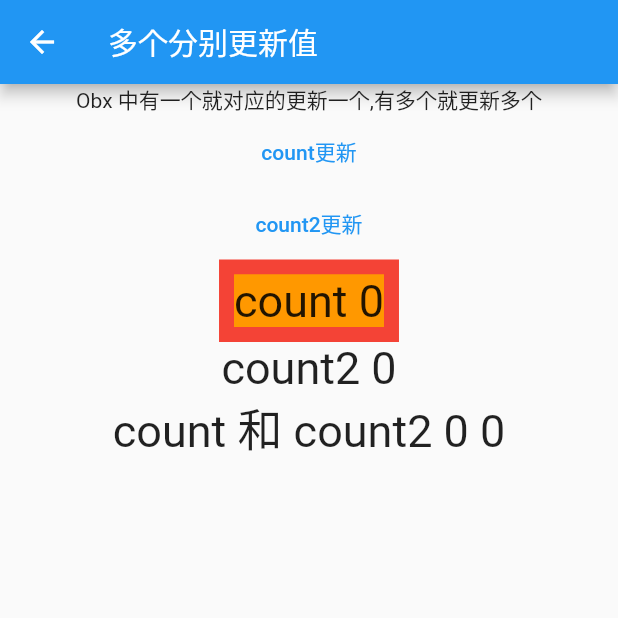
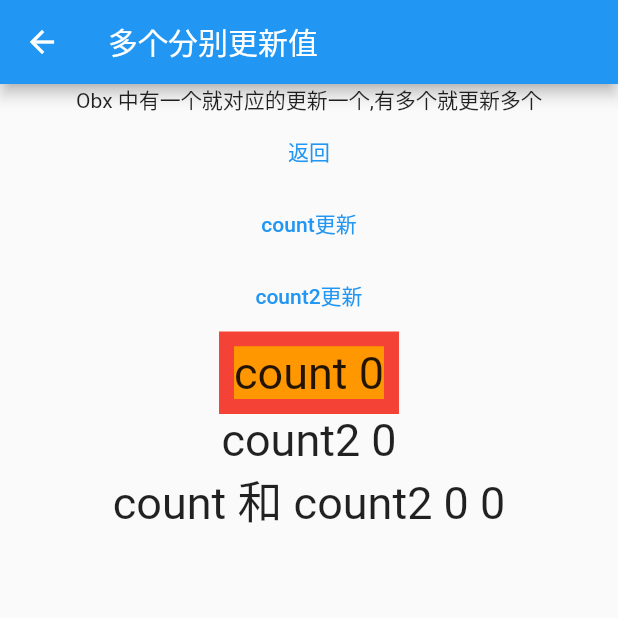
Before and after one commit to axinger/ax-flutter-demo, a Flutter app: the P59CounterGetPage screen opened directly, on a phone screen of 412 x 824 dp, the top half of it. Run offline on Flutter 3.47's test engine with Material 2 defaults, Android fonts, the phone set to English and light mode, and no system bars; our stand-ins replace bloc, cached_network_image, camera, device_info, dio, equatable and 19 more; missing offline and left inert: ax_flutter_plugin, ax_flutter_toast, ax_flutter_util, shared_preferences_web; accounts and stored records are empty; network calls fail; project files that could hold a hidden picture were left out.

Commit message:
2.0语法更新

```diff
--- a/lib/ax_app.dart
+++ b/lib/ax_app.dart
@@ -225,7 +225,7 @@ class _MyApp extends State<AxApp> with WidgetsBindingObserver {
             },
           );
         });
-    navigatorStateKey?.currentState?.overlay?.insert(entry);
+    navigatorStateKey.currentState?.overlay?.insert(entry);
   }
 
   void getDeviceInfo() async {
--- a/lib/demo/01_content_page1.dart
+++ b/lib/demo/01_content_page1.dart
@@ -32,7 +32,7 @@ class _MyPage extends State<P01ContentPage>
   void dispose() {
     routeObserver.unsubscribe(this);
     super.dispose();
-    _streamController?.close();
+    _streamController.close();
   }
 
   /// 当Push到该页面时：
@@ -93,7 +93,7 @@ class _MyPage extends State<P01ContentPage>
   @override
   void initState() {
     ListView();
-    ScrollController scrollController;
+    // ScrollController scrollController;
 
     super.initState();
     tabController = TabController(length: 10, vsync: this);
@@ -195,7 +195,7 @@ class _MyPage extends State<P01ContentPage>
             /// 第一次监听值
             initialData: _isShow,
             builder: (BuildContext context, AsyncSnapshot<bool> snapshot) {
-              print('snapshot.data = ${snapshot?.data}');
+              print('snapshot.data = ${snapshot.data}');
 
               return BottomAppBar(
                 color: Colors.red,
--- a/lib/demo/22_2_webView_local_html.dart
+++ b/lib/demo/22_2_webView_local_html.dart
@@ -88,7 +88,7 @@ class _TestPage extends State<LocalHtmlPage> {
             return WebView(
               javascriptMode: JavascriptMode.unrestricted,
               javascriptChannels: _javascriptChannels(context),
-              initialUrl: Uri.dataFromString(snapshot?.data ?? '',
+              initialUrl: Uri.dataFromString(snapshot.data ?? '',
                       mimeType: 'text/html',
                       encoding: Encoding.getByName('utf-8'))
                   .toString(),
--- a/lib/demo/29_animated_list_route.dart
+++ b/lib/demo/29_animated_list_route.dart
@@ -125,7 +125,7 @@ class ListModel<E> {
   final dynamic removedItemBuilder;
   final List<E> _items;
 
-  AnimatedListState? get _animatedList => listKey?.currentState;
+  AnimatedListState? get _animatedList => listKey.currentState;
 
   void insert(int index, E item) {
     _items.insert(index, item);
--- a/lib/demo/30_basic_app_bar_sample.dart
+++ b/lib/demo/30_basic_app_bar_sample.dart
@@ -89,7 +89,7 @@ class ChoiceCard extends StatelessWidget {
 
   @override
   Widget build(BuildContext context) {
-    final TextStyle? textStyle = Theme.of(context).textTheme?.headline4;
+    final TextStyle? textStyle = Theme.of(context).textTheme.headline4;
     return new Card(
       color: Colors.white,
       child: new Center(
--- a/lib/demo/44_camera_demo_page.dart
+++ b/lib/demo/44_camera_demo_page.dart
@@ -79,7 +79,7 @@ class CameraDemoPageState extends State<CameraDemoPage> {
   }
 
   Widget _takePictureLayout() {
-    var url = (photoPathList?.isNotEmpty ?? false) ? photoPathList.last : '';
+    var url = (photoPathList.isNotEmpty) ? photoPathList.last : '';
     double wh = 60;
 
     return Row(
@@ -119,7 +119,7 @@ class CameraDemoPageState extends State<CameraDemoPage> {
                         radius: 7,
                         backgroundColor: Colors.red,
                         child: Text(
-                          photoPathList?.length?.toString() ?? '',
+                          '${photoPathList.length}',
                           style: TextStyle(fontSize: 12),
                         ),
                       ),
--- a/lib/demo/48_image_browser.dart
+++ b/lib/demo/48_image_browser.dart
@@ -177,7 +177,7 @@ class _SurveyTasksImageBrowserState extends State<P47ImageBrowser> {
                     _isSelectedNotifier.value = !_isSelectedNotifier.value;
                     _currentInfo.isSelected = !_currentInfo.isSelected;
                     if (widget.selectCallback != null) {
-                      widget?.selectCallback!(
+                      widget.selectCallback!(
                           _currentIndex, _isSelectedNotifier.value);
                     }
                   },
@@ -302,7 +302,7 @@ class _SurveyTasksImageBrowserState extends State<P47ImageBrowser> {
                               _currentInfo.fileNameNoSuffix =
                                   _nameController.text;
                               if (widget.renameCallback != null) {
-                                widget?.renameCallback!(
+                                widget.renameCallback!(
                                     _currentIndex, _currentInfo.fileName);
                               }
                             },
--- a/lib/demo/59_get_value_page.dart
+++ b/lib/demo/59_get_value_page.dart
@@ -1,7 +1,7 @@
 import 'package:flutter/material.dart';
 import 'package:get/get.dart';
 
-class CounterController2 {
+class CounterController2  {
   /** obs; 就是 这样格式
    * var count = 0;
 
@@ -23,10 +23,47 @@ class CounterController2 {
   void increase2() => ++count2;
 }
 
+class CounterBinding extends Bindings {
+  @override
+  void dependencies() {
+    Get.lazyPut<CounterController2>(() => CounterController2());
+  }
+}
+
+/// 自己取值
+// class P59CounterGetPage extends StatelessWidget {
+//   // late final CounterController2 logic;
+//
+//   // @override
+//   // void dependencies() {
+//   //   // logic = Get.put<CounterController2>(CounterController2())!;
+//   //   Get.lazyPut(() => CounterController2());
+//   // }
+//   CounterController2 get controller {
+//     return Get.find<CounterController2>();
+//   }
 class P59CounterGetPage extends StatelessWidget {
+/// 这个方式
+//   final CounterController2 controller = Get.put<CounterController2>(CounterController2())!;
+
+   CounterController2 get controller => Get.put<CounterController2>(CounterController2())!;
+
+
+  // late final CounterController2 logic;
+
+  // @override
+  // void dependencies() {
+  //   // logic = Get.put<CounterController2>(CounterController2())!;
+  //   Get.lazyPut(() => CounterController2());
+  // }
+
   @override
   Widget build(BuildContext context) {
-    var logic = Get.put<CounterController2>(CounterController2());
+    /// stl是无状态组件，说明了他就不会被二次重组,
+    // CounterController2 controller = Get.put<CounterController2>(CounterController2())!;
+
+    // var logic = Get.find<CounterController2>();
+
     return Scaffold(
       appBar: AppBar(title: const Text('多个分别更新值')),
       body: Center(
@@ -34,34 +71,40 @@ class P59CounterGetPage extends StatelessWidget {
           children: [
             Text('Obx 中有一个就对应的更新一个,有多个就更新多个'),
             TextButton(
-              onPressed: () => logic?.increase(),
+              onPressed: () => Get.back<String>(result:'返回值'),
+              child: const Text('返回'),
+            ),
+
+            TextButton(
+              onPressed: () => controller.increase(),
               child: const Text('count更新'),
             ),
             TextButton(
-              onPressed: () => logic?.increase2(),
+              onPressed: () => controller.increase2(),
               child: const Text('count2更新'),
             ),
             Obx(() {
               print('count更新');
-            // int height = () %2 ? 40 : 80;;
+              // int height = () %2 ? 40 : 80;;
               // %2 ? 40 : 80;
-              double padding =(logic?.count.value ?? 0 %2)==0 ? 10 : 40;
+              double padding = (controller.count.value % 2) == 0 ? 10 : 40;
               return Container(
                 color: Colors.red,
                 padding: EdgeInsets.all(padding),
-                child: Text('count ${logic?.count.value}',
-                    style: TextStyle(backgroundColor: Colors.orange,fontSize: 30.0)),
+                child: Text('count ${controller.count.value}',
+                    style: TextStyle(
+                        backgroundColor: Colors.orange, fontSize: 30.0)),
               );
             }),
             Obx(() {
               print('count2更新');
-              return Text('count2 ${logic?.count2.value}',
+              return Text('count2 ${controller.count2.value}',
                   style: TextStyle(fontSize: 30.0));
             }),
-
             Obx(() {
               print('count 和 count2');
-              return Text('count 和 count2 ${logic?.count.value} ${logic?.count2.value}',
+              return Text(
+                  'count 和 count2 ${controller.count.value} ${controller.count2.value}',
                   style: TextStyle(fontSize: 30.0));
             }),
           ],
--- a/lib/module/login/view/login_view_form_tf.dart
+++ b/lib/module/login/view/login_view_form_tf.dart
@@ -298,7 +298,7 @@ class _FormTFState extends State<LoginViewFormTF> {
                 onPressed:
 
                     /// 需要 不需要setState, 但可以根据校验条件
-                    !(loginFomKey?.currentState?.validate() ?? false)
+                    !(loginFomKey.currentState?.validate() ?? false)
 
                         /// 通过 TextEditingController 控制 方便,不需要setState, 但不能根据校验条件改变
 //                      ((phoneTextEditingController?.text?.isEmpty ?? false) ||
@@ -307,7 +307,7 @@ class _FormTFState extends State<LoginViewFormTF> {
                         ? null
                         : () {
                             debugPrint("账号: $username  密码: $password");
-                            loginFomKey!.currentState!.save();
+                            loginFomKey.currentState!.save();
                             debugPrint("账号: $username  密码: $password");
                             Navigator.pop(context);
                           },
```
Also changed, not shown: lib/demo/00_test_home.dart (+8 -2 lines), lib/demo/14_all_builder.dart (+6 -6 lines).
